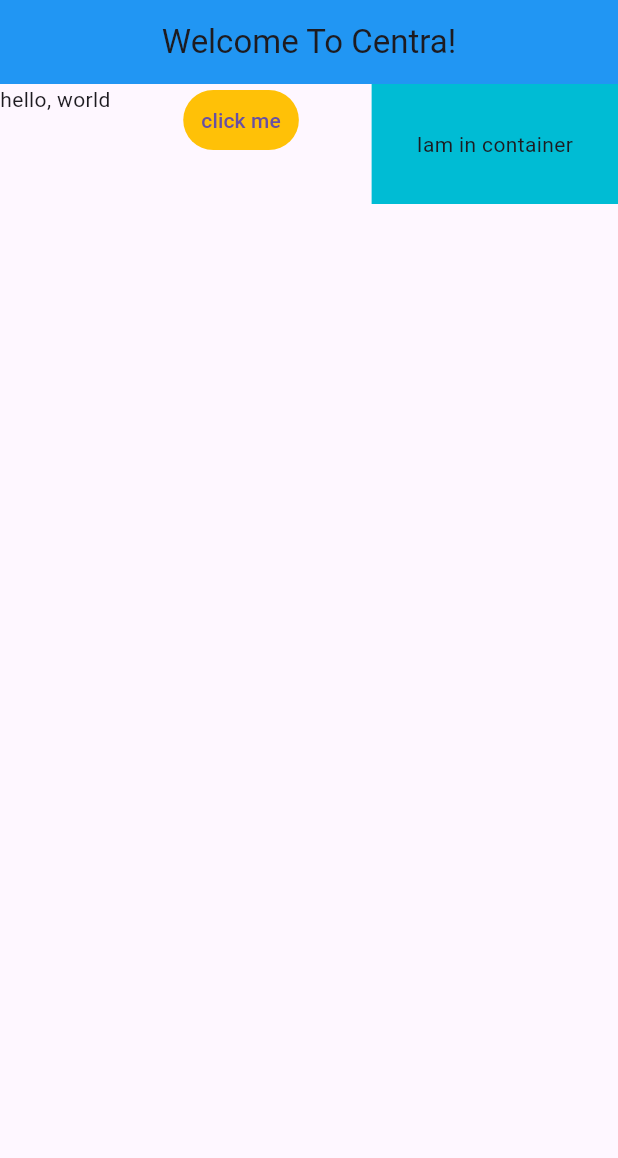
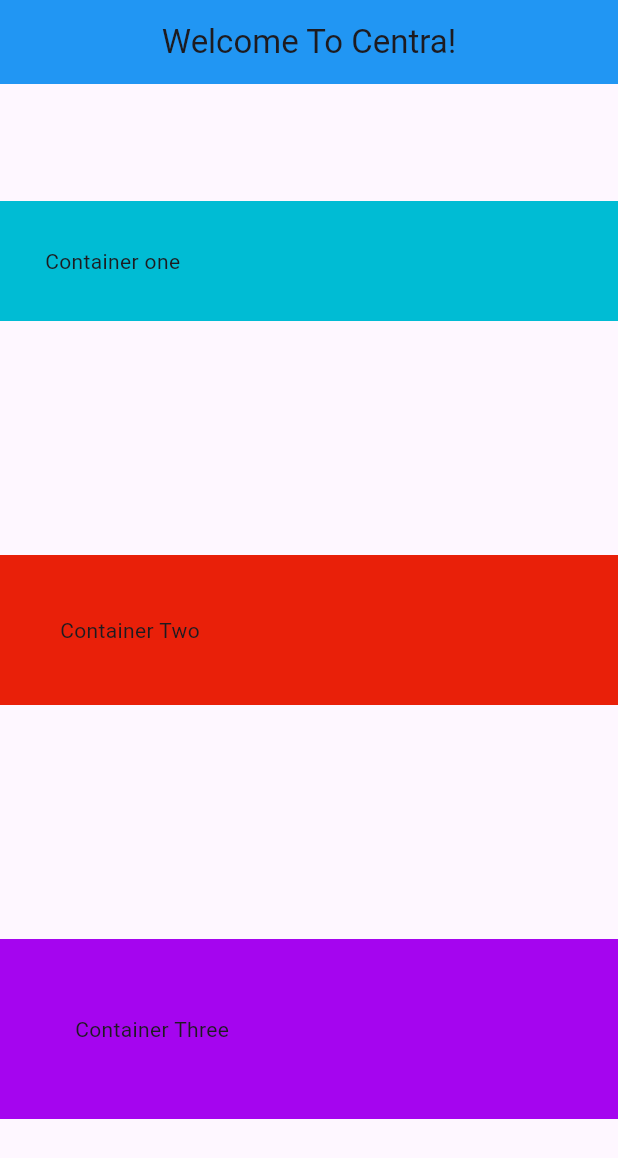
Before and after one commit to Mayurrajput97/Dart, a Flutter app: the screen it shows after launch, on a phone screen of 412 x 824 dp. Shown: the top 1158 px of the screen. Run offline on Flutter 3.47's test engine with Material 3 defaults, Android fonts, the phone set to English and light mode, and no system bars.

Commit message:
Column Widget

```diff
--- a/my_first_pr/lib/main.dart
+++ b/my_first_pr/lib/main.dart
@@ -16,39 +16,28 @@
           backgroundColor: Colors.blue,
         ),
 
-      // Container & Padding :>>>>>>>>>>
+        //  Rows Widget :>>>>>>>>>>
 
-      body: Row(
-        mainAxisAlignment: MainAxisAlignment.spaceBetween,
-        crossAxisAlignment: CrossAxisAlignment.start,
+        body: Column(
+          mainAxisAlignment: MainAxisAlignment.spaceAround,
+          crossAxisAlignment: CrossAxisAlignment.stretch,
           children: <Widget>[
-          Text('hello, world'),
-          TextButton(
-            onPressed: () {},
-            style: ButtonStyle(
-              backgroundColor: MaterialStateProperty.all(Colors.amber),
-            ),
-            child: Text('click me'),
+            Container(
+              padding: EdgeInsets.all(30.0),
+              color: Colors.cyan,
+              child: Text('Container one'),
             ),
             Container(
-            color: Colors.cyan,
-            padding: EdgeInsets.all(30.0),
-            // margin: EdgeInsets.all(60.0),
-            child: Text('Iam in container'),
+              padding: EdgeInsets.all(40.0),
+              color: Color.fromARGB(255, 233, 32, 9),
+              child: Text('Container Two'),
+            ),
+            Container(
+              padding: EdgeInsets.all(50.0),
+              color: Color.fromARGB(255, 165, 5, 239),
+              child: Text('Container Three'),
             ),
           ],
-      ),
-
-      // Padding Widget :>>>>>>>>>>>>>
-      // body: Padding(
-      //   padding: EdgeInsets.all(40.0),
-      //   child: Text('Hello Centra!'),
-      // )
-      // floatingActionButton: FloatingActionButton(
-      //   onPressed: () {},
-      //   child: const Text('Click It!'),
-      //   backgroundColor: Color.fromARGB(255, 242, 79, 9),
-      // ),
-    );
+        ));
   }
 }
```
Lines whose indentation alone changed are shown as unchanged.
